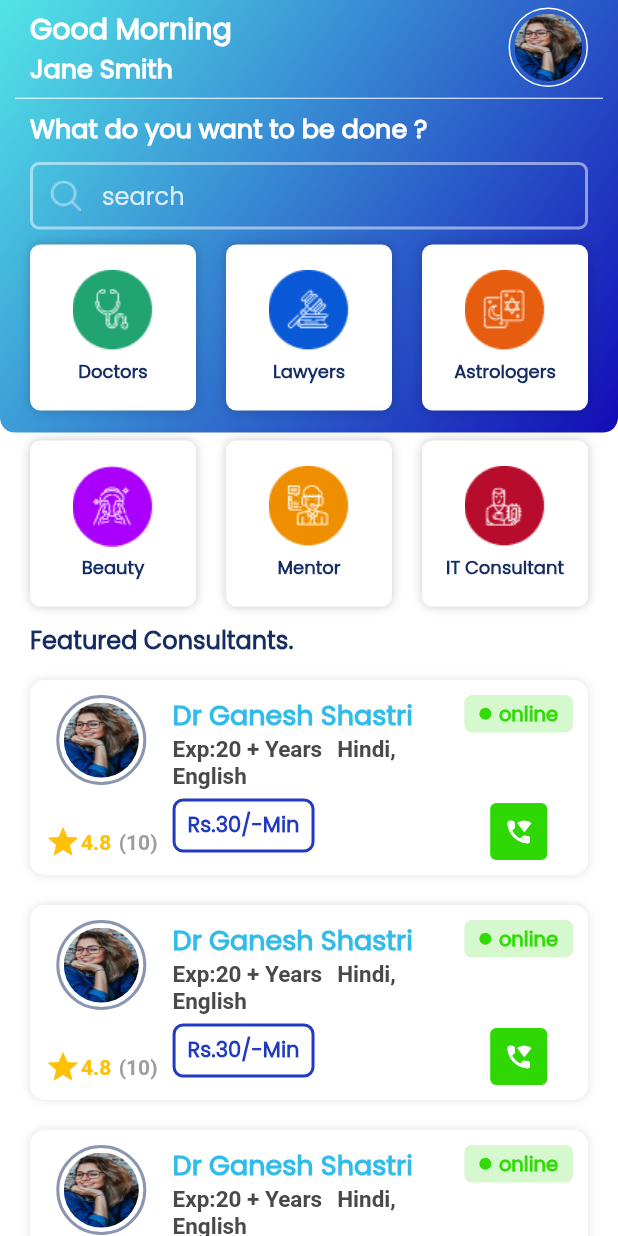
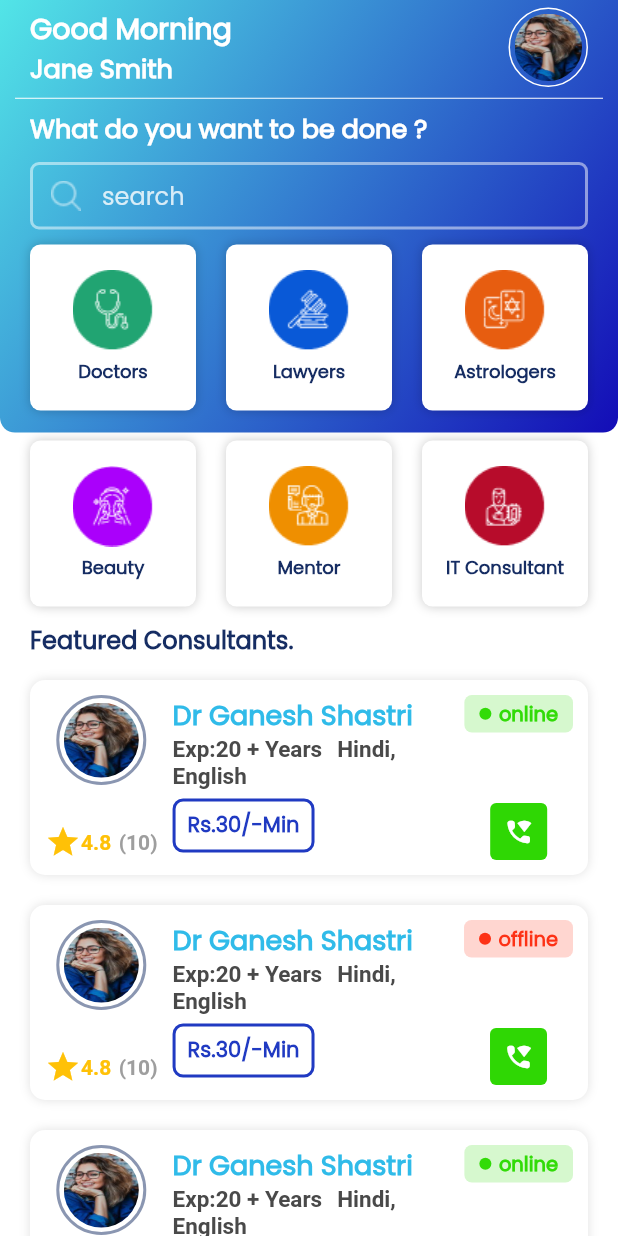
Before and after one commit to developerkrishnasoftweb/service-angels, a Flutter app: the Home screen opened directly, on a phone screen of 412 x 824 dp. Run offline on Flutter 3.47's test engine with Material 2 defaults, Android fonts, the phone set to English and light mode, and no system bars.

Commit message:
26/03 15:40

```diff
--- a/lib/ui/home.dart
+++ b/lib/ui/home.dart
@@ -180,6 +180,19 @@ class _HomeState extends State<Home> {
                         padding: EdgeInsets.zero,
                         physics: BouncingScrollPhysics(),
                         itemBuilder: (_, index) {
+                          return buildConsultantsCard(isOnline: index != 1);
+                        },
+                        itemCount: 3),
+                  )
+                ],
+              )
+            ],
+          ),
+        ));
+  }
+}
+
+Widget buildConsultantsCard ({bool isOnline : true}) {
   return Container(
     height: 130,
     padding: EdgeInsets.symmetric(
@@ -257,6 +270,7 @@ class _HomeState extends State<Home> {
             child: Column(
               crossAxisAlignment:
               CrossAxisAlignment.start,
+              mainAxisAlignment: MainAxisAlignment.spaceAround,
               children: [
                 Text("Dr Ganesh Shastri",
                     style: TextStyle(
@@ -275,7 +289,6 @@ class _HomeState extends State<Home> {
                               child: SizedBox(width: 10)),
                           TextSpan(text: "Hindi, English")
                         ])),
-                                        Spacer(),
                 TextButton(
                   onPressed: () {},
                   style: ButtonStyle(
@@ -308,8 +321,8 @@ class _HomeState extends State<Home> {
                   horizontal: 10, vertical: 3),
               alignment: Alignment.center,
               decoration: BoxDecoration(
-                                          color: Color(0xff32DB08)
-                                              .withOpacity(0.2),
+                  color: isOnline ? Color(0xff32DB08)
+                      .withOpacity(0.2) : Color(0xffFD3216).withOpacity(0.2),
                   borderRadius:
                   BorderRadius.circular(5)),
               child: Row(
@@ -318,15 +331,15 @@ class _HomeState extends State<Home> {
                     height: 8,
                     width: 8,
                     decoration: BoxDecoration(
-                                                color: Color(0xff32DB08),
+                        color: isOnline ? Color(0xff32DB08) : Color(0xffFD3216),
                         shape: BoxShape.circle),
                   ),
                   SizedBox(width: 5),
-                                          Text("online",
+                  Text(isOnline ? "online" : "offline",
                       style: TextStyle(
                           fontSize: 13,
                           fontWeight: FontWeight.bold,
-                                                  color: Color(0xff32DB08)))
+                          color: isOnline ? Color(0xff32DB08) : Color(0xffFD3216)))
                 ],
               ),
             ),
@@ -349,15 +362,6 @@ class _HomeState extends State<Home> {
       ],
     ),
   );
-                        },
-                        itemCount: 3),
-                  )
-                ],
-              )
-            ],
-          ),
-        ));
-  }
 }
 
 String greetings() {
```
Lines whose indentation alone changed are shown as unchanged.
